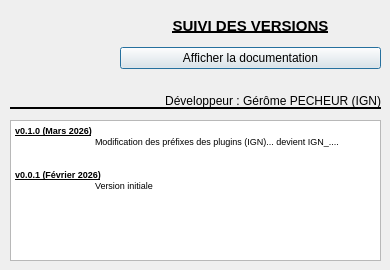
The window that aproposde.ui (IGNF/assistant-liste-qgis-plugin) describes before a commit, drawn with Qt 5.
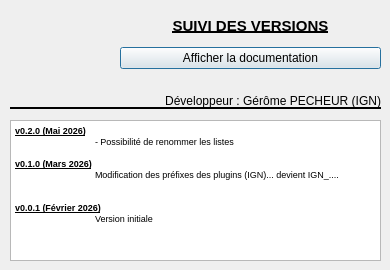
The same window after the commit. Icons and pictures are not drawn.

Diff of the .ui file:
```diff
--- a/aproposde.ui
+++ b/aproposde.ui
@@ -99,7 +99,10 @@
     <string>&lt;!DOCTYPE HTML PUBLIC &quot;-//W3C//DTD HTML 4.0//EN&quot; &quot;http://www.w3.org/TR/REC-html40/strict.dtd&quot;&gt;
 &lt;html&gt;&lt;head&gt;&lt;meta name=&quot;qrichtext&quot; content=&quot;1&quot; /&gt;&lt;style type=&quot;text/css&quot;&gt;
 p, li { white-space: pre-wrap; }
-&lt;/style&gt;&lt;/head&gt;&lt;body style=&quot; font-family:'MS Shell Dlg 2'; font-size:7.8pt; font-weight:400; font-style:normal;&quot;&gt;
+&lt;/style&gt;&lt;/head&gt;&lt;body style=&quot; font-family:'MS Shell Dlg 2'; font-size:8.25pt; font-weight:400; font-style:normal;&quot;&gt;
+&lt;p style=&quot; margin-top:0px; margin-bottom:0px; margin-left:0px; margin-right:0px; -qt-block-indent:0; text-indent:0px;&quot;&gt;&lt;span style=&quot; font-size:7pt; font-weight:600; text-decoration: underline;&quot;&gt;v0.2.0 (Mai 2026)&lt;/span&gt;&lt;/p&gt;
+&lt;p style=&quot; margin-top:0px; margin-bottom:0px; margin-left:0px; margin-right:0px; -qt-block-indent:0; text-indent:0px;&quot;&gt;&lt;span style=&quot; font-size:7pt;&quot;&gt;	- Possibilité de renommer les listes&lt;/span&gt;&lt;/p&gt;
+&lt;p style=&quot;-qt-paragraph-type:empty; margin-top:0px; margin-bottom:0px; margin-left:0px; margin-right:0px; -qt-block-indent:0; text-indent:0px; font-size:7pt;&quot;&gt;&lt;br /&gt;&lt;/p&gt;
 &lt;p style=&quot; margin-top:0px; margin-bottom:0px; margin-left:0px; margin-right:0px; -qt-block-indent:0; text-indent:0px;&quot;&gt;&lt;span style=&quot; font-size:7pt; font-weight:600; text-decoration: underline;&quot;&gt;v0.1.0 (Mars 2026)&lt;/span&gt;&lt;/p&gt;
 &lt;p style=&quot; margin-top:0px; margin-bottom:0px; margin-left:0px; margin-right:0px; -qt-block-indent:0; text-indent:0px;&quot;&gt;&lt;span style=&quot; font-size:7pt;&quot;&gt;	Modification des préfixes des plugins (IGN)... devient IGN_....&lt;/span&gt;&lt;/p&gt;
 &lt;p style=&quot;-qt-paragraph-type:empty; margin-top:0px; margin-bottom:0px; margin-left:0px; margin-right:0px; -qt-block-indent:0; text-indent:0px; font-size:7pt;&quot;&gt;&lt;br /&gt;&lt;/p&gt;
```
